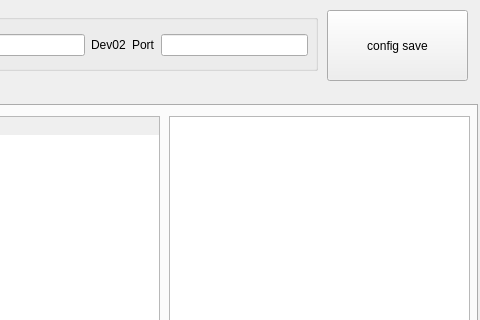
First picture: the form in src/BCT_UI.ui, repository ComMslee/BCT, before the edit; both pictures show x 353 to 833 and y 0 to 320 of the 833 by 690 pixel window.
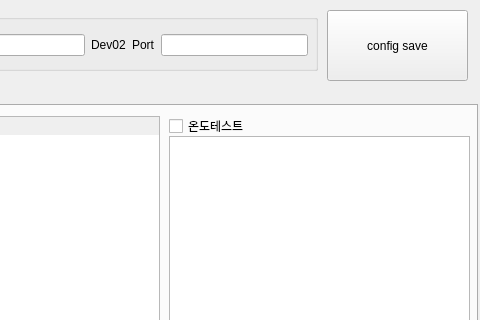
Second picture: the form after the edit.

Commit message: 23.05.23 2차

Diff of the .ui file:
```diff
--- a/src/BCT_UI.ui
+++ b/src/BCT_UI.ui
@@ -886,9 +886,9 @@
      <property name="geometry">
       <rect>
        <x>520</x>
-       <y>10</y>
+       <y>30</y>
        <width>301</width>
-       <height>371</height>
+       <height>351</height>
       </rect>
      </property>
     </widget>
@@ -911,6 +911,19 @@
       <string>select all</string>
      </property>
     </widget>
+    <widget class="QCheckBox" name="factory_temp">
+     <property name="geometry">
+      <rect>
+       <x>520</x>
+       <y>10</y>
+       <width>88</width>
+       <height>20</height>
+      </rect>
+     </property>
+     <property name="text">
+      <string>온도테스트</string>
+     </property>
+    </widget>
    </widget>
    <widget class="QWidget" name="tbSerial">
     <attribute name="title">
```
